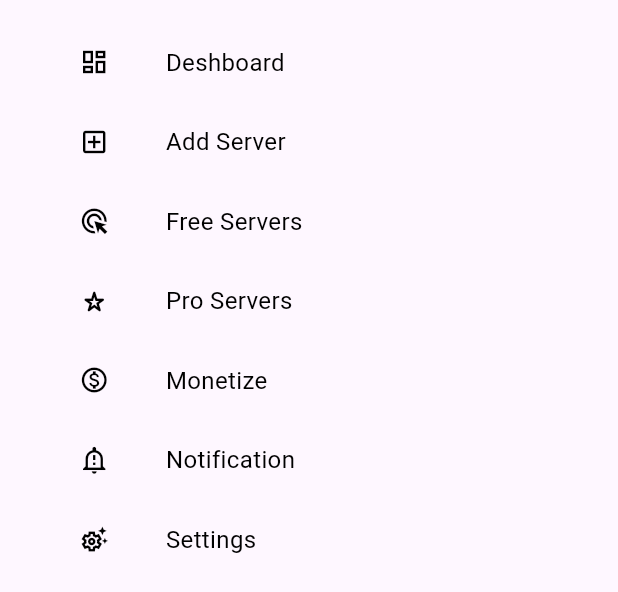
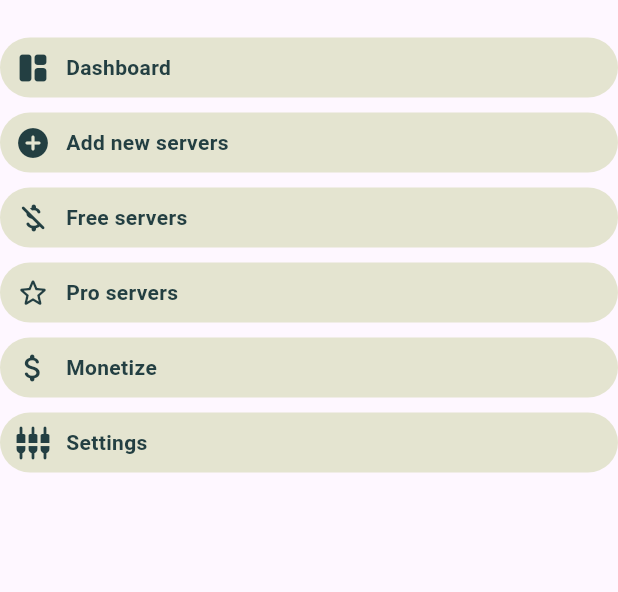
Before and after one commit to mehedicodes1/vpn-control-panel, a Flutter app: the AppDrowerList widget shown alone on an empty page, opened directly, on a phone screen of 412 x 824 dp. Shown: the top 592 px of the screen. Run offline on Flutter 3.47's test engine with Material 3 defaults, Android fonts, the phone set to English and light mode, and no system bars; network calls fail.

Commit message:
App Drawer
App Drawer functional

```diff
--- a/lib/widgets/app_drawer_header.dart
+++ b/lib/widgets/app_drawer_header.dart
@@ -1,4 +1,5 @@
 import 'package:flutter/material.dart';
+import 'package:vpn_control_panel/colors/colors.dart';
 
 class AppHeaderDrawer extends StatefulWidget {
   const AppHeaderDrawer({super.key});
@@ -11,7 +12,7 @@ class _AppHeaderDrawerState extends State<AppHeaderDrawer> {
   @override
   Widget build(BuildContext context) {
     return Container(
-      color: Colors.green,
+      color: appBarColor,
       width: double.infinity,
       height: 200,
       padding: EdgeInsets.only(top: 20.0),
--- a/lib/widgets/app_drawer_list.dart
+++ b/lib/widgets/app_drawer_list.dart
@@ -1,27 +1,184 @@
 import 'package:flutter/material.dart';
-import 'package:vpn_control_panel/widgets/menuitems.dart';
+import 'package:vpn_control_panel/colors/colors.dart';
+import 'package:vpn_control_panel/screens/home_page.dart';
+import 'package:vpn_control_panel/screens/settings_page.dart';
 
-Widget AppDrowerList() {
-  var currentPage = DrawerSections.Dashboard;
+class AppDrowerList extends StatelessWidget {
+  const AppDrowerList({super.key});
+
+  @override
+  Widget build(BuildContext context) {
     return Container(
       padding: EdgeInsets.only(top: 15),
       child: Column(
         children: [
-        MenuItems(1, "Deshboard", Icons.dashboard_outlined,
-            currentPage == DrawerSections.Dashboard ? true : false),
-        MenuItems(2, "Add Server", Icons.add_box_outlined,
-            currentPage == DrawerSections.Add_Server ? true : false),
-        MenuItems(3, "Free Servers", Icons.ads_click,
-            currentPage == DrawerSections.FreeServers ? true : false),
-        MenuItems(4, "Pro Servers", Icons.star_border_purple500_rounded,
-            currentPage == DrawerSections.Dashboard ? true : false),
-        MenuItems(5, "Monetize", Icons.monetization_on_outlined,
-            currentPage == DrawerSections.Monetization ? true : false),
-        MenuItems(6, "Notification", Icons.notification_important_outlined,
-            currentPage == DrawerSections.Settings ? true : false),
-        MenuItems(7, "Settings", Icons.settings_suggest_outlined,
-            currentPage == DrawerSections.Dashboard ? true : false),
+          //Dashboard Button
+          SizedBox(
+            height: 10,
+          ),
+          InkWell(
+            onTap: () {
+              Navigator.push(
+                  context,
+                  MaterialPageRoute(
+                    builder: (context) => homePage(),
+                  ));
+            },
+            child: Container(
+              height: 40,
+              decoration: BoxDecoration(
+                  color: fildColor, borderRadius: BorderRadius.circular(20)),
+              padding: EdgeInsets.only(left: 10),
+              child: Row(
+                children: [
+                  Icon(Icons.space_dashboard_rounded, color: textColor),
+                  SizedBox(
+                    width: 10,
+                  ),
+                  Text('Dashboard',
+                      style: TextStyle(
+                          color: textColor,
+                          fontSize: 14,
+                          fontWeight: FontWeight.bold)),
+                ],
+              ),
+            ),
+          ),
+          //Add New Server Button
+          SizedBox(
+            height: 10,
+          ),
+          InkWell(
+            child: Container(
+              height: 40,
+              decoration: BoxDecoration(
+                  color: fildColor, borderRadius: BorderRadius.circular(20)),
+              padding: EdgeInsets.only(left: 10),
+              child: Row(
+                children: [
+                  Icon(Icons.add_circle_rounded, color: textColor),
+                  SizedBox(
+                    width: 10,
+                  ),
+                  Text('Add new servers',
+                      style: TextStyle(
+                          color: textColor,
+                          fontSize: 14,
+                          fontWeight: FontWeight.bold)),
+                ],
+              ),
+            ),
+          ),
+          //Free Server Button
+          SizedBox(
+            height: 10,
+          ),
+          InkWell(
+            child: Container(
+              height: 40,
+              decoration: BoxDecoration(
+                  color: fildColor, borderRadius: BorderRadius.circular(20)),
+              padding: EdgeInsets.only(left: 10),
+              child: Row(
+                children: [
+                  Icon(Icons.money_off_rounded, color: textColor),
+                  SizedBox(
+                    width: 10,
+                  ),
+                  Text('Free servers',
+                      style: TextStyle(
+                          color: textColor,
+                          fontSize: 14,
+                          fontWeight: FontWeight.bold)),
+                ],
+              ),
+            ),
+          ),
+          //Pro Server Button
+          SizedBox(
+            height: 10,
+          ),
+          InkWell(
+            child: Container(
+              height: 40,
+              decoration: BoxDecoration(
+                  color: fildColor, borderRadius: BorderRadius.circular(20)),
+              padding: EdgeInsets.only(left: 10),
+              child: Row(
+                children: [
+                  Icon(Icons.star_border_rounded, color: textColor),
+                  SizedBox(
+                    width: 10,
+                  ),
+                  Text('Pro servers',
+                      style: TextStyle(
+                          color: textColor,
+                          fontSize: 14,
+                          fontWeight: FontWeight.bold)),
+                ],
+              ),
+            ),
+          ),
+          //Monetize Buttom
+          SizedBox(
+            height: 10,
+          ),
+          InkWell(
+            child: Container(
+              height: 40,
+              decoration: BoxDecoration(
+                  color: fildColor, borderRadius: BorderRadius.circular(20)),
+              padding: EdgeInsets.only(left: 10),
+              child: Row(
+                children: [
+                  Icon(Icons.attach_money_rounded, color: textColor),
+                  SizedBox(
+                    width: 10,
+                  ),
+                  Text('Monetize',
+                      style: TextStyle(
+                          color: textColor,
+                          fontSize: 14,
+                          fontWeight: FontWeight.bold)),
+                ],
+              ),
+            ),
+          ),
+          //Settings Button
+          SizedBox(
+            height: 10,
+          ),
+          InkWell(
+            onTap: () {
+              Navigator.push(
+                  context,
+                  MaterialPageRoute(
+                    builder: (context) => settingPage(),
+                  ));
+            },
+            child: Container(
+              height: 40,
+              decoration: BoxDecoration(
+                  color: fildColor, borderRadius: BorderRadius.circular(20)),
+              padding: EdgeInsets.only(left: 10),
+              child: Row(
+                children: [
+                  Icon(Icons.settings_input_component_rounded,
+                      color: textColor),
+                  SizedBox(
+                    width: 10,
+                  ),
+                  Text('Settings',
+                      style: TextStyle(
+                          color: textColor,
+                          fontSize: 14,
+                          fontWeight: FontWeight.bold)),
+                ],
+              ),
+            ),
+          ),
         ],
       ),
     );
   }
+}
--- a/lib/widgets/menuitems.dart
+++ /dev/null
@@ -1,40 +0,0 @@
-import 'package:flutter/material.dart';
-
-Widget MenuItems(int id, String title, IconData icon, bool selected) {
-  return Material(
-    child: InkWell(
-      onTap: () {},
-      child: Padding(
-        padding: EdgeInsets.all(15.0),
-        child: Row(
-          children: [
-            Expanded(
-              child: Icon(
-                icon,
-                size: 20,
-                color: Colors.black,
-              ),
-            ),
-            Expanded(
-              flex: 3,
-              child: Text(
-                title,
-                style: TextStyle(color: Colors.black, fontSize: 16),
-              ),
-            ),
-          ],
-        ),
-      ),
-    ),
-  );
-}
-
-enum DrawerSections {
-  Dashboard,
-  Add_Server,
-  FreeServers,
-  ProServers,
-  Monetization,
-  Notification,
-  Settings,
-}
```
Also changed, not shown: lib/screens/home_page.dart (+9 -17 lines), lib/screens/login_page.dart (+10 -6 lines), lib/screens/settings_page.dart (+12 -1 lines), lib/widgets/drawer.dart (added, +23 -0 lines), 13 other files. Lines whose indentation alone changed are shown as unchanged.
